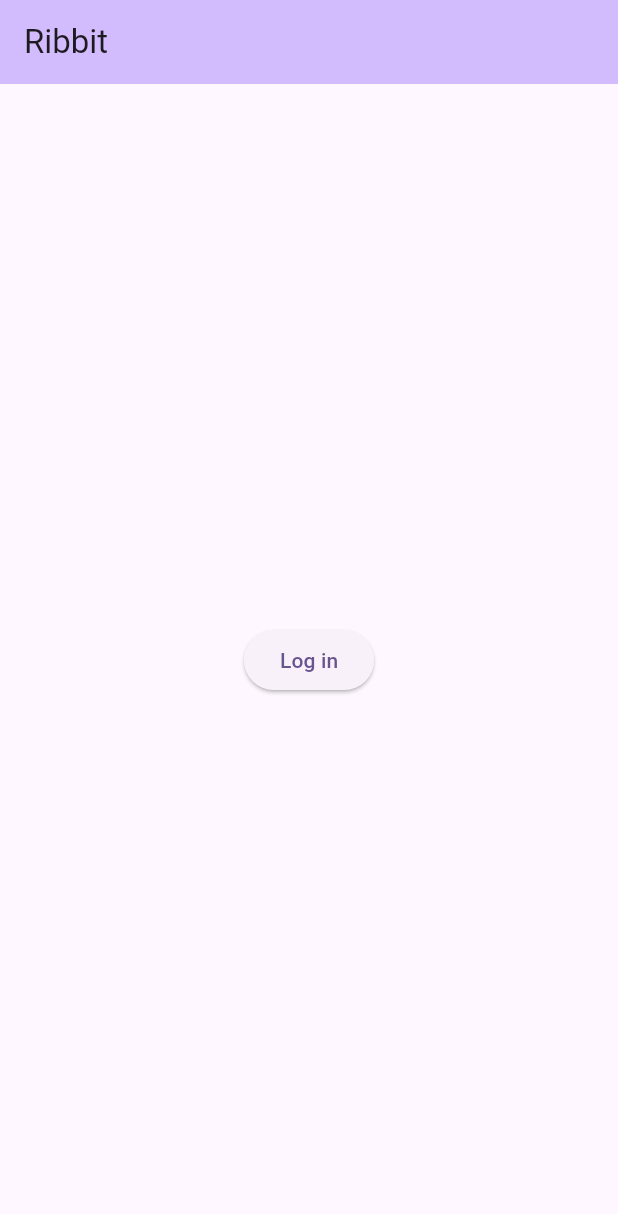
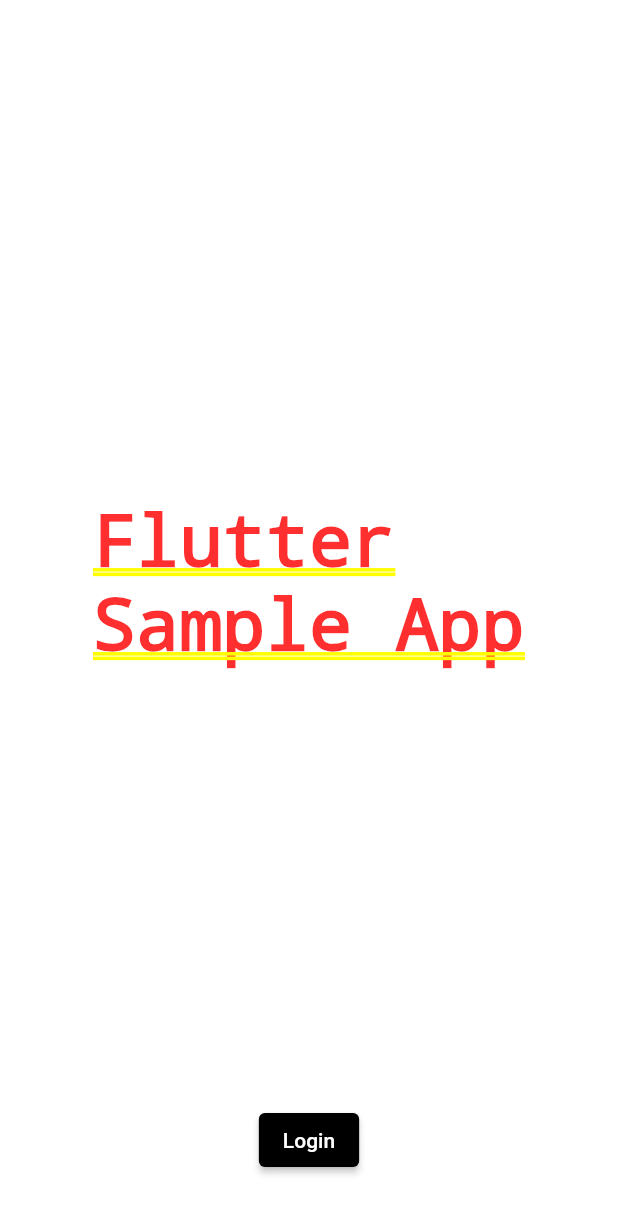
Before and after one commit to oharaandrew314/ribbit, a Flutter app: the screen it shows after launch, on a phone screen of 412 x 824 dp. Shown: the top 1214 px of the screen. Run offline on Flutter 3.47's test engine with Material 2 defaults, Android fonts, the phone set to English and light mode, and no system bars; our stand-ins replace flutter_dotenv; missing offline and left inert: auth0_flutter.

Commit message:
:sparkles: auth0 login

```diff
--- a/ui/lib/MainView.dart
+++ /dev/null
@@ -1,111 +0,0 @@
-import 'package:auth0_flutter/auth0_flutter.dart';
-import 'package:auth0_flutter/auth0_flutter_web.dart';
-import 'package:flutter/foundation.dart';
-import 'package:flutter/material.dart';
-
-class MainView extends StatefulWidget {
-  final Auth0Web? auth0Web;
-  final Auth0? auth0Native;
-  final String? auth0NativeScheme;
-  final String? redirectUrlWeb;
-
-  const MainView({
-    final Key? key,
-    this.auth0Web,
-    this.auth0Native,
-    this.auth0NativeScheme,
-    this.redirectUrlWeb
-  }) : super(key: key);
-
-  @override
-  State<MainView> createState() => _MainViewState();
-}
-
-class _MainViewState extends State<MainView> {
-  Credentials? _credentials;
-
-  @override
-  void initState() {
-    super.initState();
-
-    if (kIsWeb) {
-      widget.auth0Web!.onLoad().then((final credentials) =>
-        setState(() {
-          print('foo');
-          print(credentials);
-          _credentials = credentials;
-        }
-      ));
-    }
-  }
-
-  Future<void> login() async {
-    try {
-      if (kIsWeb) {
-        return widget.auth0Web!.loginWithRedirect(redirectUrl: widget.redirectUrlWeb);
-      }
-
-      var credentials = await widget.auth0Native!
-          .webAuthentication(scheme: widget.auth0NativeScheme)
-          .login();
-
-      setState(() {
-        _credentials = credentials;
-      });
-    } catch (e) {
-      print(e);
-    }
-  }
-  Future<void> logout() async {
-    try {
-      if (kIsWeb) {
-        await widget.auth0Web!.logout(returnToUrl: widget.redirectUrlWeb);
-      } else {
-        await widget.auth0Native!
-            .webAuthentication(scheme: widget.auth0NativeScheme)
-            .logout();
-        setState(() {
-          _credentials = null;
-        });
-      }
-    } catch (e) {
-      print(e);
-    }
-  }
-
-  @override
-  Widget build(BuildContext context) {
-    final credentials = _credentials;
-
-    final widget = (credentials == null) ?
-      ElevatedButton(
-          onPressed: login,
-          child: const Text("Log in")
-      ) : Column(
-      children: [
-        Text("You are ${credentials.user.name}"),
-        ElevatedButton(
-            onPressed: logout,
-            child: const Text("Log out"))
-      ],
-    );
-
-    return Scaffold(
-      appBar: AppBar(
-        backgroundColor: Theme
-            .of(context)
-            .colorScheme
-            .inversePrimary,
-        title: const Text("Ribbit"),
-      ),
-      body: Center(
-        child: Column(
-          mainAxisAlignment: MainAxisAlignment.center,
-          children: <Widget>[
-            widget
-          ],
-        ),
-      ),
-    );
-  }
-}
--- /dev/null
+++ b/ui/lib/constants.dart
@@ -0,0 +1,2 @@
+const double padding = 40.0;
+const double margin = 16.0;
--- a/ui/lib/main.dart
+++ b/ui/lib/main.dart
@@ -3,36 +3,30 @@ import 'package:auth0_flutter/auth0_flutter_web.dart';
 import 'package:flutter/foundation.dart';
 import 'package:flutter/material.dart';
 import 'package:flutter_dotenv/flutter_dotenv.dart';
-import 'package:ui/MainView.dart';
+import 'package:ui/controllers/login_provider.dart';
+import 'package:ui/screens/login_screen.dart';
 
-Future main() async{
+Future main() async {
   await dotenv.load(fileName: ".env");
-  runApp(const MyApp());
+
+  final loginProvider = kIsWeb ?
+      WebLoginProvider(
+          auth0: Auth0Web(dotenv.env['AUTH0_DOMAIN']!, dotenv.env['AUTH0_CLIENT_ID_WEB']!),
+          redirectUrl: dotenv.env['AUTH0_REDIRECT_URL_WEB']!
+      )
+      : NativeLoginProvider(
+        auth0: Auth0(dotenv.env['AUTH0_DOMAIN']!, dotenv.env['AUTH0_CLIENT_ID_NATIVE']!),
+        scheme: dotenv.env['AUTH0_CUSTOM_SCHEME_NATIVE']!
+      );
+
+  final loginScreen = LoginScreen(provider: loginProvider);
+
+  runApp(loginScreen);
 }
 
-class MyApp extends StatelessWidget {
-  const MyApp({super.key});
-
-  // This widget is the root of your application.
-  @override
-  Widget build(BuildContext context) {
-    final auth0Web = kIsWeb ? Auth0Web(dotenv.env['AUTH0_DOMAIN']!, dotenv.env['AUTH0_CLIENT_ID_WEB']!) : null;
-    final auth0Native = kIsWeb ? null : Auth0(dotenv.env['AUTH0_DOMAIN']!, dotenv.env['AUTH0_CLIENT_ID_NATIVE']!);
-    final auth0NativeScheme = kIsWeb ? null : dotenv.env['AUTH0_CUSTOM_SCHEME_NATIVE'];
-    final redirectUrlWeb = kIsWeb ? dotenv.env['AUTH0_REDIRECT_URL_WEB'] : null;
-
-    return MaterialApp(
+Widget ribbitApp(Widget child) {
+  return MaterialApp(
       title: 'Ribbit',
-      theme: ThemeData(
-        colorScheme: ColorScheme.fromSeed(seedColor: Colors.deepPurple),
-        useMaterial3: true,
-      ),
-      home: MainView(
-          auth0Web: auth0Web,
-          auth0Native: auth0Native,
-          auth0NativeScheme: auth0NativeScheme,
-          redirectUrlWeb: redirectUrlWeb,
-      ),
-    );
-  }
+      home: child
+  );
 }
--- /dev/null
+++ b/ui/lib/screens/login_screen.dart
@@ -0,0 +1,90 @@
+import 'package:auth0_flutter/auth0_flutter.dart';
+import 'package:flutter/material.dart';
+import 'package:ui/controllers/login_provider.dart';
+
+import '../constants.dart';
+import '../widgets/hero.dart';
+import '../widgets/user.dart';
+
+class LoginScreen extends StatefulWidget {
+  final LoginProvider provider;
+
+  const LoginScreen({required this.provider, final Key? key}) : super(key: key);
+
+  @override
+  State<LoginScreen> createState() => _LoginScreenState();
+}
+
+class _LoginScreenState extends State<LoginScreen> {
+  UserProfile? _user;
+
+  @override
+  void initState() {
+    super.initState();
+    silentLogin();
+  }
+
+  Future silentLogin() async {
+    final user = await widget.provider.silentLogin();
+
+    setState(() {
+      _user = user;
+    });
+  }
+
+  Future login() async {
+    final user = await widget.provider.login();
+    setState(() {
+      _user = user;
+    });
+  }
+
+  Future logout() async {
+    await widget.provider.logout();
+    setState(() {
+      _user = null;
+    });
+  }
+
+  @override
+  Widget build(final BuildContext context) {
+    final body = Padding(
+      padding: const EdgeInsets.only(
+        top: padding,
+        bottom: padding,
+        left: padding / 2,
+        right: padding / 2,
+      ),
+      child: Column(crossAxisAlignment: CrossAxisAlignment.center, children: [
+        Expanded(
+            child: Row(children: [
+              _user != null
+                  ? Expanded(child: UserWidget(user: _user))
+                  : const Expanded(child: HeroWidget())
+            ])),
+        _user != null
+            ? ElevatedButton(
+          onPressed: logout,
+          style: ButtonStyle(
+            backgroundColor:
+            MaterialStateProperty.all<Color>(Colors.black),
+          ),
+          child: const Text('Logout'),
+        )
+            : ElevatedButton(
+          onPressed: login,
+          style: ButtonStyle(
+            backgroundColor:
+            MaterialStateProperty.all<Color>(Colors.black),
+          ),
+          child: const Text('Login'),
+        )
+      ]),
+    );
+
+    return MaterialApp(
+      title: 'Ribbit',
+      home: body
+    );
+  }
+}
--- /dev/null
+++ b/ui/lib/widgets/hero.dart
@@ -0,0 +1,43 @@
+import 'package:flutter/material.dart';
+import '../constants.dart';
+
+final Shader linearGradient = const LinearGradient(colors: <Color>[
+  Color.fromRGBO(255, 79, 64, 100),
+  Color.fromRGBO(255, 68, 221, 100)
+], begin: Alignment.topLeft, end: Alignment.bottomRight)
+    .createShader(const Rect.fromLTWH(0.0, 0.0, 500.0, 70.0));
+
+class HeroWidget extends StatelessWidget {
+  const HeroWidget({Key? key}) : super(key: key);
+
+  @override
+  Widget build(BuildContext context) {
+    return Column(children: [
+      // Container(
+      //   margin: const EdgeInsets.only(bottom: margin),
+      //   child: Image.asset('images/logo.png', width: 24),
+      // ),
+      Expanded(
+          child: Container(
+              margin: const EdgeInsets.all(margin),
+              child: const Column(
+                  crossAxisAlignment: CrossAxisAlignment.start,
+                  mainAxisAlignment: MainAxisAlignment.center,
+                  children: [
+                    Text('Flutter',
+                        // style: GoogleFonts.spaceGrotesk(
+                        //   foreground: Paint()..shader = linearGradient,
+                        //   fontSize: 80,
+                        //   height: 0.8,
+                        //   fontWeight: FontWeight.w800,
+                        ),
+                    Text('Sample App',
+                        // style: GoogleFonts.spaceGrotesk(
+                        //   fontSize: 80,
+                        //   height: 0.8,
+                        //   fontWeight: FontWeight.w600,
+                        ),
+                  ])))
+    ]);
+  }
+}
```
Also changed, not shown: ui/lib/controllers/login_provider.dart (renamed from ui/lib/login_provider.dart, +20 -13 lines), ui/lib/widgets/user.dart (added, +54 -0 lines), 1 other file.
